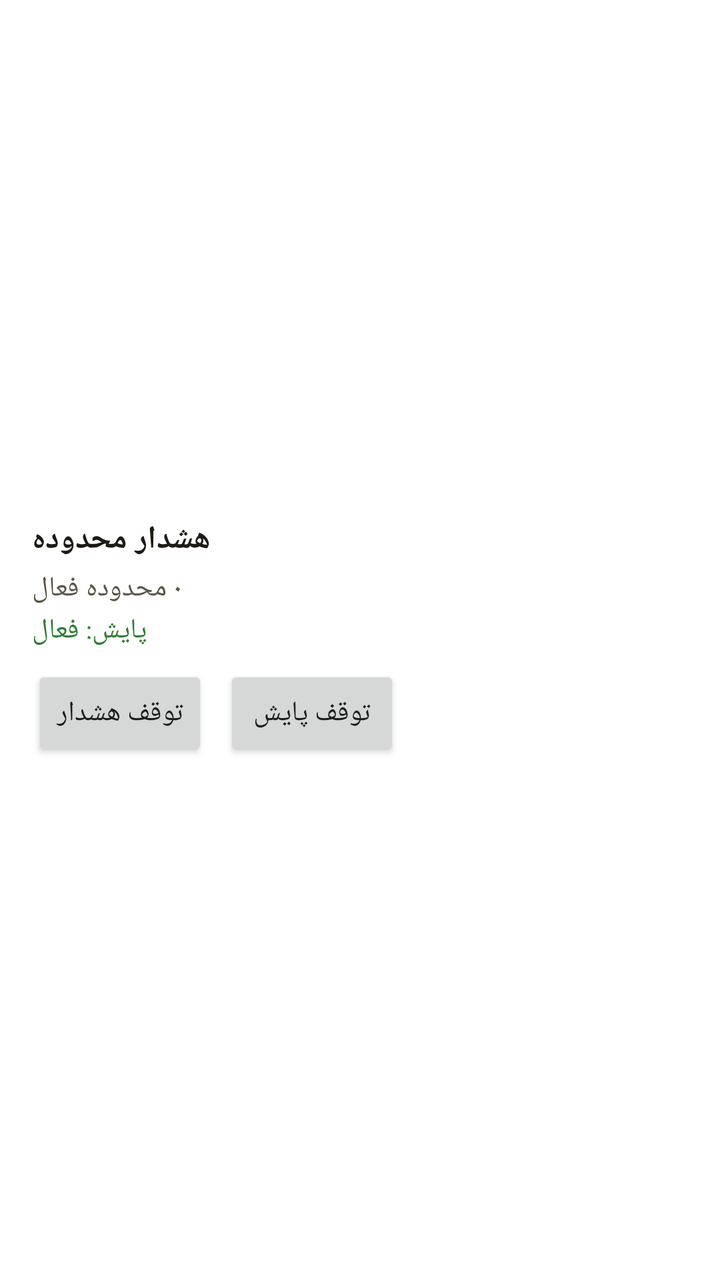
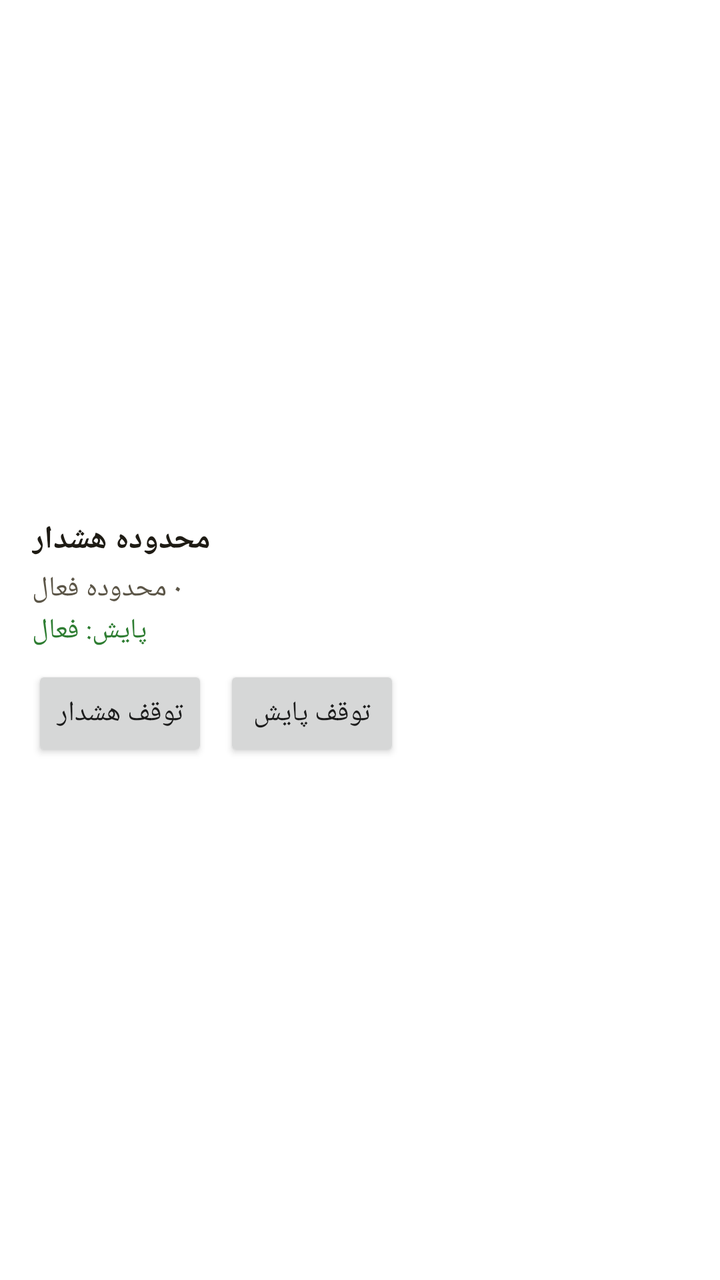

Before-and-after screenshots of an Android layout around one commit, followed by the original layout XML and the change that was made.
<!-- AndroidManifest.xml: application theme Theme.GeofenceAlert -->
<!-- res/layout/widget_geofence.xml -->
<?xml version="1.0" encoding="utf-8"?>
<LinearLayout xmlns:android="http://schemas.android.com/apk/res/android"
    android:id="@+id/widget_root"
    android:layout_width="match_parent"
    android:layout_height="match_parent"
    android:orientation="vertical"
    android:gravity="center_vertical"
    android:padding="16dp"
    android:background="@android:color/white">

    <TextView
        android:layout_width="wrap_content"
        android:layout_height="wrap_content"
        android:text="هشدار محدوده"
        android:textStyle="bold"
        android:textSize="16sp"
        android:textColor="#1E1B14" />

    <TextView
        android:id="@+id/tv_status"
        android:layout_width="wrap_content"
        android:layout_height="wrap_content"
        android:layout_marginTop="4dp"
        android:text="۰ محدوده فعال"
        android:textSize="14sp"
        android:textColor="#5C5648" />

    <TextView
        android:id="@+id/tv_monitor"
        android:layout_width="wrap_content"
        android:layout_height="wrap_content"
        android:layout_marginTop="2dp"
        android:text="پایش: فعال"
        android:textSize="14sp"
        android:textColor="#2E7D32" />

    <TextView
        android:id="@+id/tv_alerting"
        android:layout_width="wrap_content"
        android:layout_height="wrap_content"
        android:layout_marginTop="2dp"
        android:text="هشدار در حال پخش است"
        android:textStyle="bold"
        android:textSize="14sp"
        android:textColor="#C62828"
        android:visibility="gone" />

    <LinearLayout
        android:layout_width="wrap_content"
        android:layout_height="wrap_content"
        android:orientation="horizontal"
        android:layout_marginTop="8dp">

        <Button
            android:id="@+id/btn_stop"
            android:layout_width="wrap_content"
            android:layout_height="wrap_content"
            android:text="توقف هشدار" />

        <Button
            android:id="@+id/btn_toggle"
            android:layout_width="wrap_content"
            android:layout_height="wrap_content"
            android:layout_marginStart="8dp"
            android:text="توقف پایش" />

    </LinearLayout>

</LinearLayout>
<!-- resources referenced by this layout -->
<resources>
  <style name="Theme.GeofenceAlert" parent="android:Theme.Material.Light.NoActionBar">
          <item name="android:statusBarColor">#1B5E20</item>
          <item name="android:navigationBarColor">#FFFFFF</item>
          <item name="android:windowLightStatusBar">false</item>
      </style>
</resources>

<!-- the commit's change to res/layout/widget_geofence.xml (unified diff, before → after) -->
@@ -11,7 +11,7 @@
     <TextView
         android:layout_width="wrap_content"
         android:layout_height="wrap_content"
-        android:text="هشدار محدوده"
+        android:text="محدوده هشدار"
         android:textStyle="bold"
         android:textSize="16sp"
         android:textColor="#1E1B14" />
